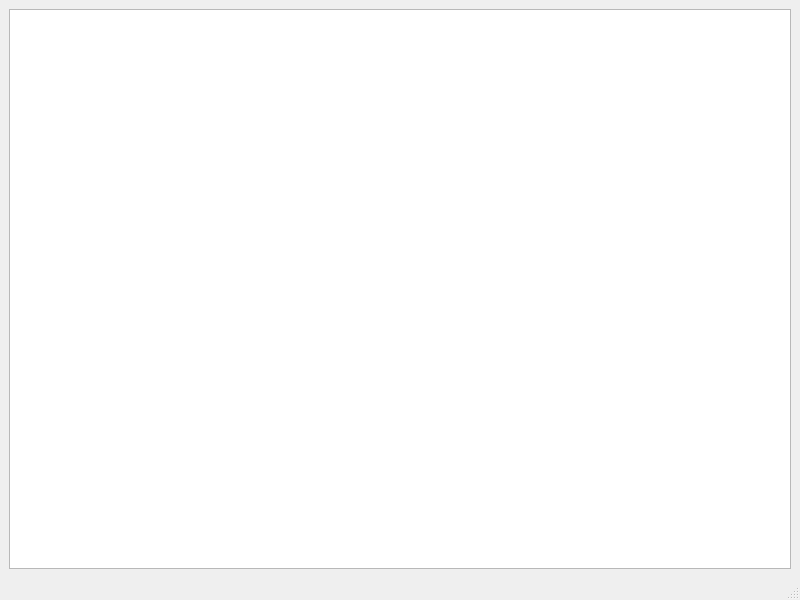
The window that mainwindow.ui (eloranta/WWA) describes before a commit, drawn with Qt 5.
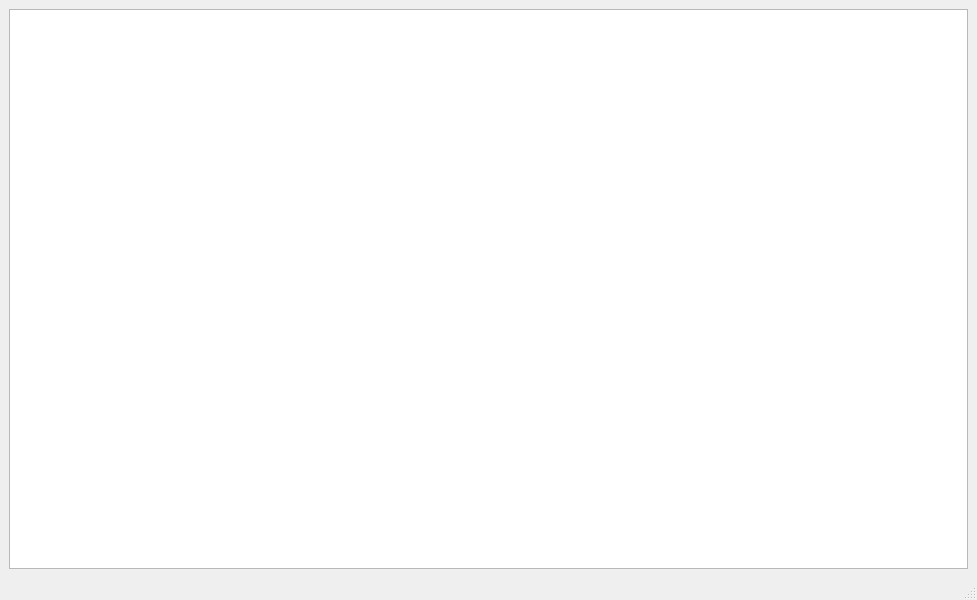
The same window after the commit.

Commit message: fix checkbox clicking

The edit to the form file:
```diff
--- a/mainwindow.ui
+++ b/mainwindow.ui
@@ -6,7 +6,7 @@
    <rect>
     <x>0</x>
     <y>0</y>
-    <width>800</width>
+    <width>977</width>
     <height>600</height>
    </rect>
   </property>
```
Left out of the diff: 2 changed lines with no effect on the pictures. The commit also changes 2 other files.
